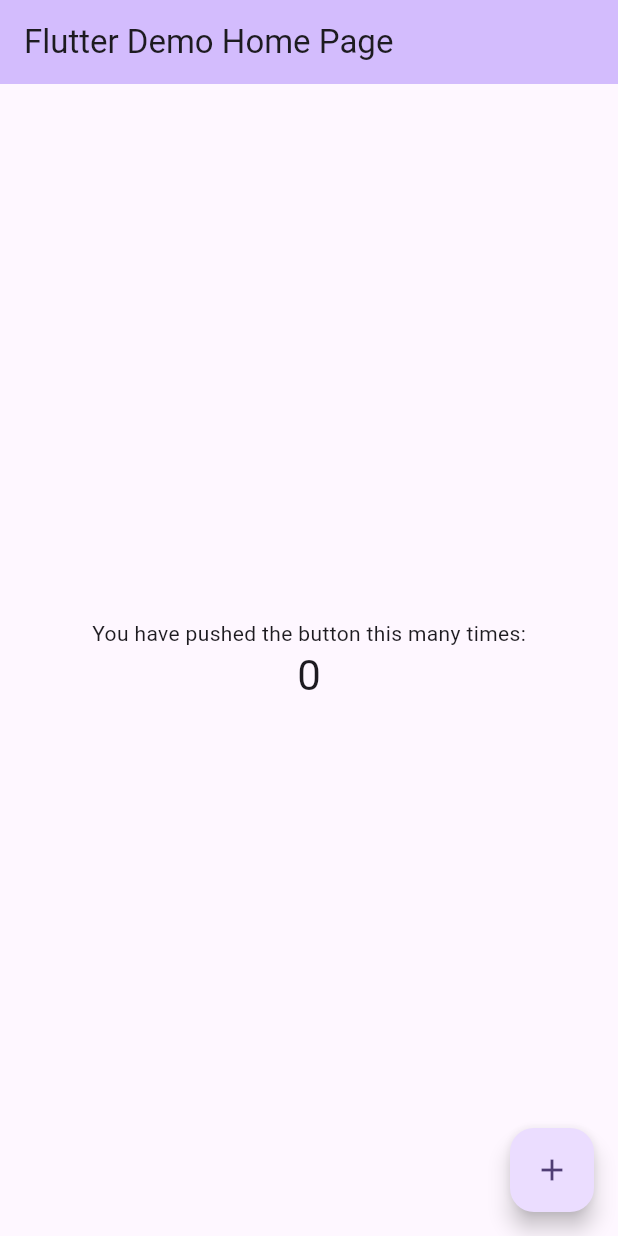
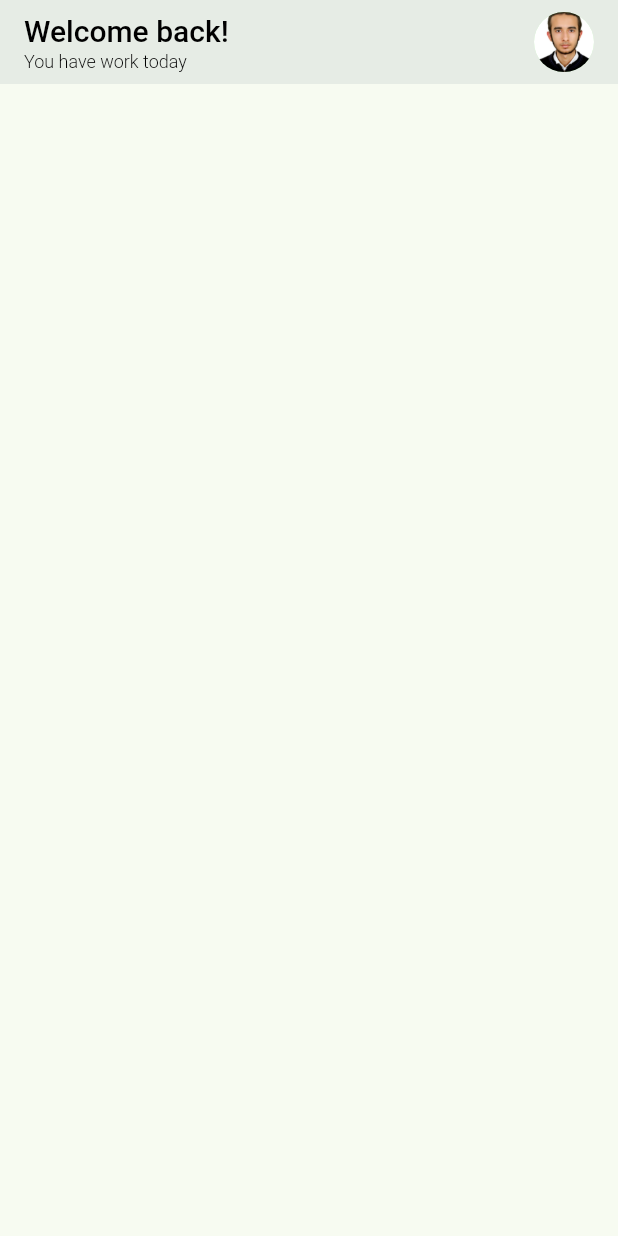
Before and after one commit to nlzza/to_do_app, a Flutter app: the screen it shows after launch, on a phone screen of 412 x 824 dp. Run offline on Flutter 3.47's test engine with Material 3 defaults, Android fonts, the phone set to English and light mode, and no system bars.

Commit message:
Made nav bar

```diff
--- a/lib/main.dart
+++ b/lib/main.dart
@@ -1,4 +1,5 @@
 import 'package:flutter/material.dart';
+import 'screens/home.dart';
 
 void main() {
   runApp(const MyApp());
@@ -28,98 +29,11 @@ class MyApp extends StatelessWidget {
         //
         // This works for code too, not just values: Most code changes can be
         // tested with just a hot reload.
-        colorScheme: ColorScheme.fromSeed(seedColor: Colors.deepPurple),
+        colorScheme: ColorScheme.fromSeed(seedColor: Colors.green),
         useMaterial3: true,
       ),
-      home: const MyHomePage(title: 'Flutter Demo Home Page'),
+      home: const MyHomePage(title: 'Welcome back!'),
+      debugShowCheckedModeBanner: false,
     );
   }
 }
-
-class MyHomePage extends StatefulWidget {
-  const MyHomePage({super.key, required this.title});
-
-  // This widget is the home page of your application. It is stateful, meaning
-  // that it has a State object (defined below) that contains fields that affect
-  // how it looks.
-
-  // This class is the configuration for the state. It holds the values (in this
-  // case the title) provided by the parent (in this case the App widget) and
-  // used by the build method of the State. Fields in a Widget subclass are
-  // always marked "final".
-
-  final String title;
-
-  @override
-  State<MyHomePage> createState() => _MyHomePageState();
-}
-
-class _MyHomePageState extends State<MyHomePage> {
-  int _counter = 0;
-
-  void _incrementCounter() {
-    setState(() {
-      // This call to setState tells the Flutter framework that something has
-      // changed in this State, which causes it to rerun the build method below
-      // so that the display can reflect the updated values. If we changed
-      // _counter without calling setState(), then the build method would not be
-      // called again, and so nothing would appear to happen.
-      _counter++;
-    });
-  }
-
-  @override
-  Widget build(BuildContext context) {
-    // This method is rerun every time setState is called, for instance as done
-    // by the _incrementCounter method above.
-    //
-    // The Flutter framework has been optimized to make rerunning build methods
-    // fast, so that you can just rebuild anything that needs updating rather
-    // than having to individually change instances of widgets.
-    return Scaffold(
-      appBar: AppBar(
-        // TRY THIS: Try changing the color here to a specific color (to
-        // Colors.amber, perhaps?) and trigger a hot reload to see the AppBar
-        // change color while the other colors stay the same.
-        backgroundColor: Theme.of(context).colorScheme.inversePrimary,
-        // Here we take the value from the MyHomePage object that was created by
-        // the App.build method, and use it to set our appbar title.
-        title: Text(widget.title),
-      ),
-      body: Center(
-        // Center is a layout widget. It takes a single child and positions it
-        // in the middle of the parent.
-        child: Column(
-          // Column is also a layout widget. It takes a list of children and
-          // arranges them vertically. By default, it sizes itself to fit its
-          // children horizontally, and tries to be as tall as its parent.
-          //
-          // Column has various properties to control how it sizes itself and
-          // how it positions its children. Here we use mainAxisAlignment to
-          // center the children vertically; the main axis here is the vertical
-          // axis because Columns are vertical (the cross axis would be
-          // horizontal).
-          //
-          // TRY THIS: Invoke "debug painting" (choose the "Toggle Debug Paint"
-          // action in the IDE, or press "p" in the console), to see the
-          // wireframe for each widget.
-          mainAxisAlignment: MainAxisAlignment.center,
-          children: <Widget>[
-            const Text(
-              'You have pushed the button this many times:',
-            ),
-            Text(
-              '$_counter',
-              style: Theme.of(context).textTheme.headlineMedium,
-            ),
-          ],
-        ),
-      ),
-      floatingActionButton: FloatingActionButton(
-        onPressed: _incrementCounter,
-        tooltip: 'Increment',
-        child: const Icon(Icons.add),
-      ), // This trailing comma makes auto-formatting nicer for build methods.
-    );
-  }
-}
--- /dev/null
+++ b/lib/screens/home.dart
@@ -0,0 +1,84 @@
+import 'package:flutter/material.dart';
+
+class MyHomePage extends StatefulWidget {
+  const MyHomePage({super.key, required this.title});
+
+  // This widget is the home page of your application. It is stateful, meaning
+  // that it has a State object (defined below) that contains fields that affect
+  // how it looks.
+
+  // This class is the configuration for the state. It holds the values (in this
+  // case the title) provided by the parent (in this case the App widget) and
+  // used by the build method of the State. Fields in a Widget subclass are
+  // always marked "final".
+
+  final String title;
+
+  @override
+  State<MyHomePage> createState() => _MyHomePageState();
+}
+
+class _MyHomePageState extends State<MyHomePage> {
+  @override
+  Widget build(BuildContext context) {
+    // This method is rerun every time setState is called, for instance as done
+    // by the _incrementCounter method above.
+    //
+    // The Flutter framework has been optimized to make rerunning build methods
+    // fast, so that you can just rebuild anything that needs updating rather
+    // than having to individually change instances of widgets.
+    return Scaffold(
+      appBar: AppBar(
+        // TRY THIS: Try changing the color here to a specific color (to
+        // Colors.amber, perhaps?) and trigger a hot reload to see the AppBar
+        // change color while the other colors stay the same.
+        backgroundColor: Colors.white,
+        elevation: 10,
+        // Here we take the value from the MyHomePage object that was created by
+        // the App.build method, and use it to set our appbar title.
+        title: Row(
+          mainAxisAlignment: MainAxisAlignment.spaceBetween,
+          children: [
+            Column(
+              crossAxisAlignment: CrossAxisAlignment.start,
+              children: [
+                Text(
+                  widget.title,
+                  style: const TextStyle(
+                      fontSize: 20,
+                      color: Colors.black,
+                      fontWeight: FontWeight.w500),
+                ),
+                const Text(
+                  "You have work today",
+                  style: TextStyle(
+                      fontSize: 12,
+                      color: Colors.black,
+                      fontWeight: FontWeight.w300),
+                )
+              ],
+            ),
+            // Container(
+            //   width: 50,
+            //   height: 50,
+            //   decoration: const BoxDecoration(
+            //     shape: BoxShape.circle,
+            //     image: DecorationImage(
+            //       fit: BoxFit.fill,
+            //       image: AssetImage("assets/images/4 copy.jpg"),
+            //     ),
+            //   ),
+            // )
+            const Center(
+              child: CircleAvatar(
+                radius: 20,
+                foregroundImage: AssetImage("assets/images/4 copy.jpg"),
+              ),
+            )
+          ],
+        ),
+      ),
+      // This trailing comma makes auto-formatting nicer for build methods.
+    );
+  }
+}
--- a/pubspec.yaml
+++ b/pubspec.yaml
@@ -58,6 +58,9 @@ flutter:
   # the material Icons class.
   uses-material-design: true
 
+  assets:
+    - assets/images/
+
   # To add assets to your application, add an assets section, like this:
   # assets:
   #   - images/a_dot_burr.jpeg
```
Also changed, not shown: assets/images/4 copy.jpg (added).
